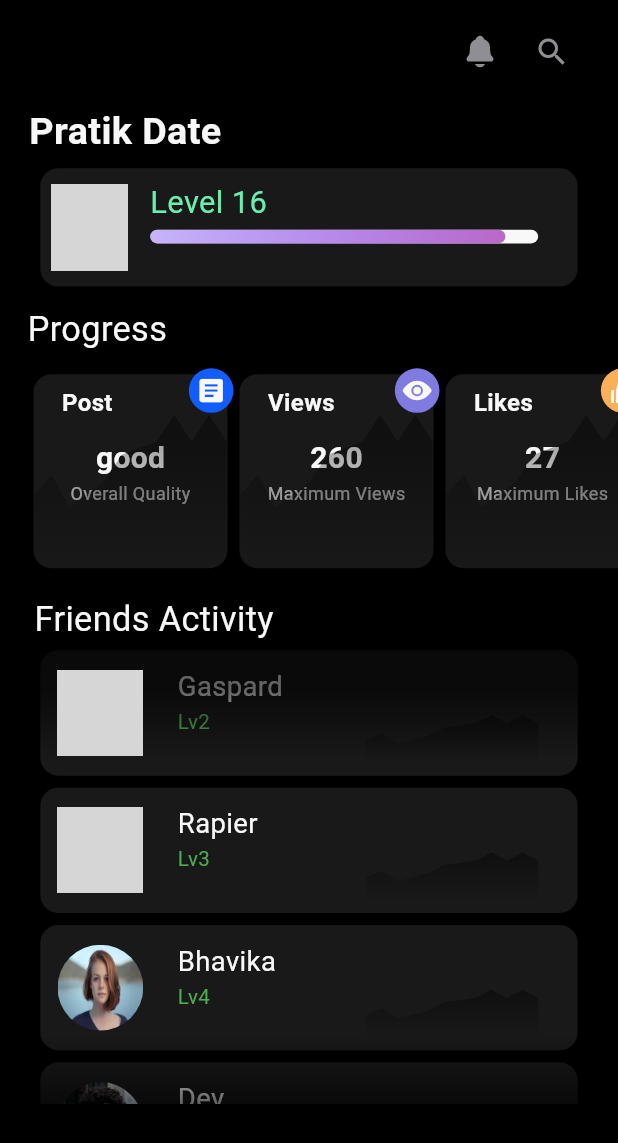
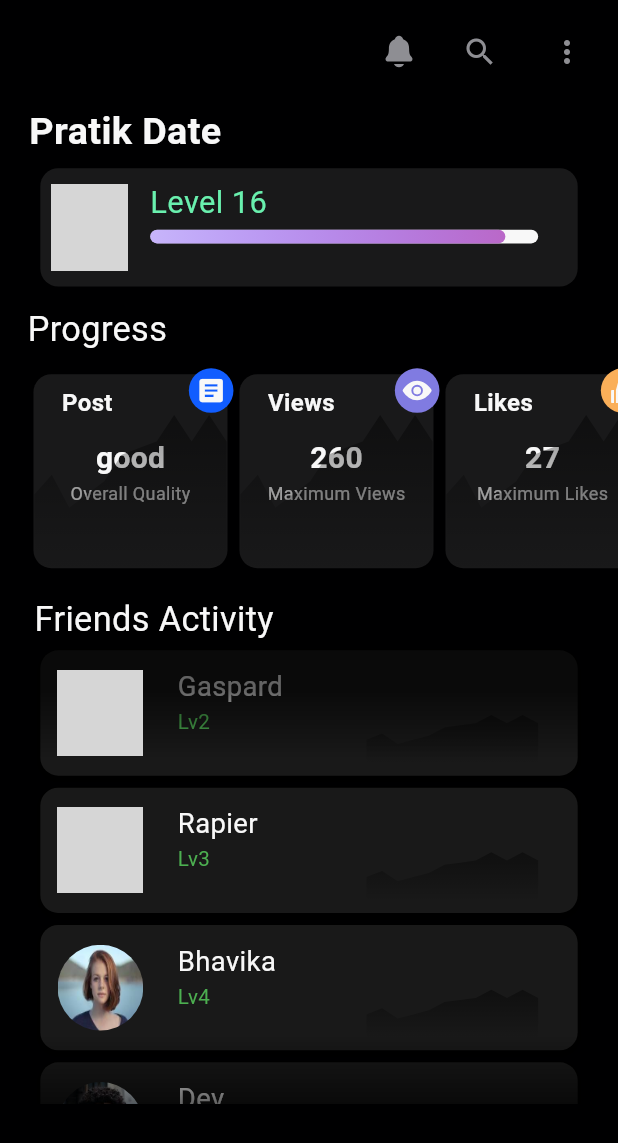
Before and after one commit to Pratikdate/ecard, a Flutter app: the HomeScreen screen opened directly, on a phone screen of 412 x 824 dp. Shown: the top 1143 px of the screen. Run offline on Flutter 3.47's test engine with Material 3 defaults, Android fonts, the phone set to English and light mode, and no system bars; drawn by our look-alikes of flutter_animation_progress_bar; our stand-ins replace bubble, cloud_firestore, device_preview, file_picker, firebase_auth, firebase_core and 16 more; missing offline and left inert: animated_login, dart:js_interop, firebase_app_check, flutter_barcode_scanner, linkedin_login, twitter_login; accounts and stored records are empty; statements that could not run were skipped; project files that could hold a hidden picture were left out; grey boxes are pictures that could not be loaded.

Commit message:
issue#38 solved

```diff
--- a/lib/View/LayoutScreens/HomepageLayout/AppbarLayout.dart
+++ b/lib/View/LayoutScreens/HomepageLayout/AppbarLayout.dart
@@ -26,13 +26,16 @@ class _AppbarLayoutState extends State<AppbarLayout> {
               MaterialPageRoute(builder: (context) => const HomeScreen()),
             );
           },
-          icon: const Icon(
-            IconHandler.notification,
-            color: CupertinoColors.systemGrey,
+          icon: const Padding(
+            padding: EdgeInsets.only(right: 10.0),
+            child: Icon(
+              IconHandler.notification,
+              color: CupertinoColors.systemGrey,
+            ),
           ),
         ),
         Padding(
-          padding: const EdgeInsets.only(right: 20),
+          padding: const EdgeInsets.only(right: 10),
           child: IconButton(
             onPressed: () {
               // Show search bar
@@ -47,6 +50,43 @@ class _AppbarLayoutState extends State<AppbarLayout> {
             ),
           ),
         ),
+        // Kebab menu
+        Padding(
+          padding: const EdgeInsets.only(right: 10),
+          child: PopupMenuButton<String>(
+            icon: const Icon(Icons.more_vert,
+                color:
+                    CupertinoColors.systemGrey), // Set the icon color to white
+            onSelected: (String result) {
+              // Handle your menu choice here
+              switch (result) {
+                case 'Create Post':
+                  // Handle create post action
+                  break;
+                case 'Update Post':
+                  // Handle update post action
+                  break;
+                case 'Delete Post':
+                  // Handle delete post action
+                  break;
+              }
+            },
+            itemBuilder: (BuildContext context) => <PopupMenuEntry<String>>[
+              const PopupMenuItem<String>(
+                value: 'Create Post',
+                child: Text('Create Post'),
+              ),
+              const PopupMenuItem<String>(
+                value: 'Update Post',
+                child: Text('Update Post'),
+              ),
+              const PopupMenuItem<String>(
+                value: 'Delete Post',
+                child: Text('Delete Post'),
+              ),
+            ],
+          ),
+        ),
       ],
     );
   }
```
Also changed, not shown: 4 other files.
